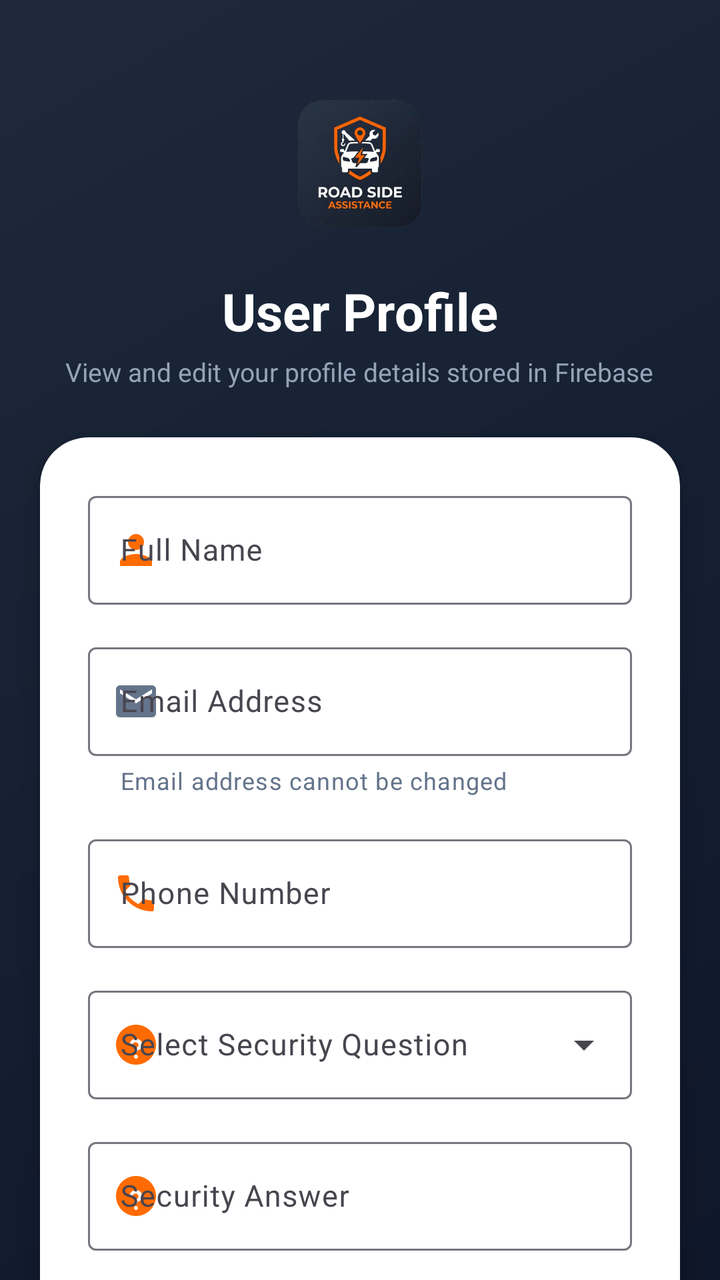
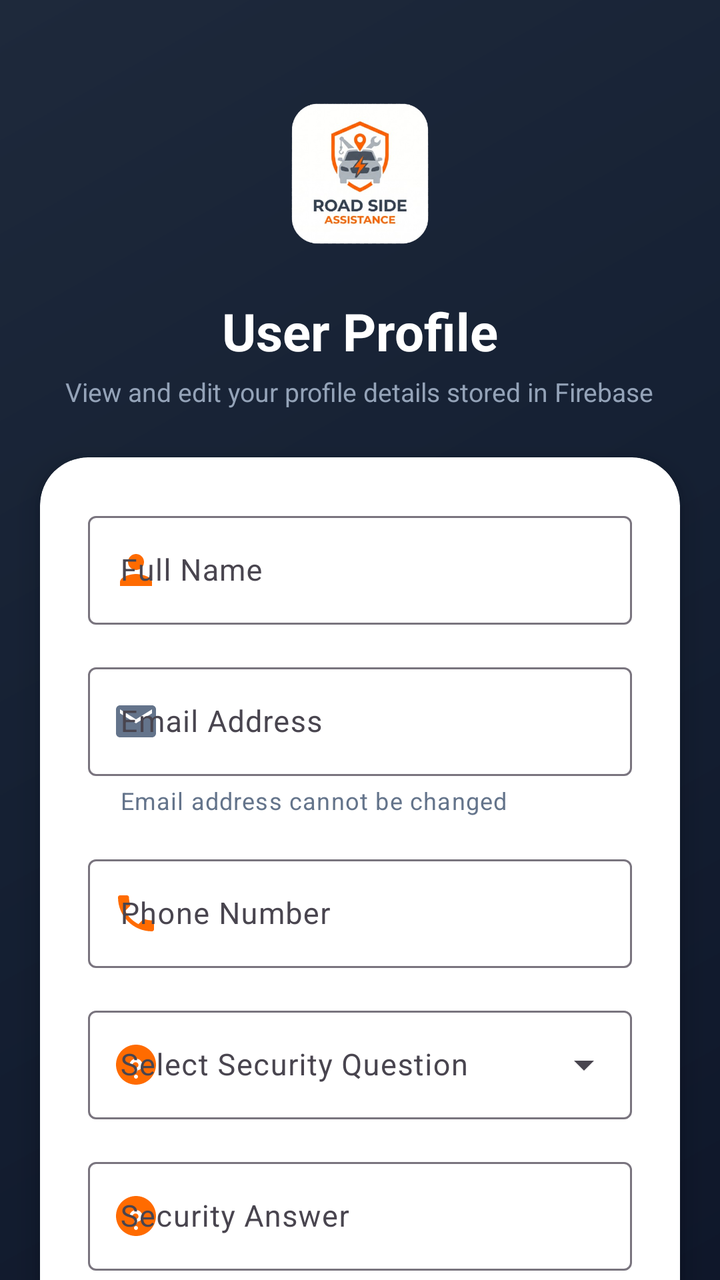

An Android layout rendered at two revisions. The XML below is the earlier revision; the diff shows what the commit changed to produce the second picture.
<!-- AndroidManifest.xml: application theme Theme.RoadSideAssistance -->
<!-- res/layout/activity_profile.xml -->
<?xml version="1.0" encoding="utf-8"?>
<androidx.coordinatorlayout.widget.CoordinatorLayout xmlns:android="http://schemas.android.com/apk/res/android"
    xmlns:app="http://schemas.android.com/apk/res-auto"
    xmlns:tools="http://schemas.android.com/tools"
    android:id="@+id/main"
    android:layout_width="match_parent"
    android:layout_height="match_parent"
    android:background="@drawable/splash_bg_gradient"
    tools:context=".ProfileActivity">

    <androidx.core.widget.NestedScrollView
        android:layout_width="match_parent"
        android:layout_height="match_parent"
        android:fillViewport="true">

        <LinearLayout
            android:layout_width="match_parent"
            android:layout_height="wrap_content"
            android:orientation="vertical"
            android:paddingBottom="32dp">

            
            <LinearLayout
                android:layout_width="match_parent"
                android:layout_height="wrap_content"
                android:gravity="center"
                android:orientation="vertical"
                android:paddingStart="24dp"
                android:paddingTop="36dp"
                android:paddingEnd="24dp"
                android:paddingBottom="20dp">

                <ImageView
                    android:id="@+id/imgLogo"
                    android:layout_width="90dp"
                    android:layout_height="90dp"
                    android:adjustViewBounds="true"
                    android:contentDescription="@string/app_name"
                    android:scaleType="fitCenter"
                    android:src="@drawable/logo" />

                <TextView
                    android:layout_width="wrap_content"
                    android:layout_height="wrap_content"
                    android:layout_marginTop="12dp"
                    android:text="User Profile"
                    android:textColor="@color/text_white"
                    android:textSize="26sp"
                    android:textStyle="bold" />

                <TextView
                    android:layout_width="wrap_content"
                    android:layout_height="wrap_content"
                    android:layout_marginTop="4dp"
                    android:gravity="center"
                    android:text="View and edit your profile details stored in Firebase"
                    android:textColor="@color/text_muted"
                    android:textSize="13sp" />

            </LinearLayout>

            
            <com.google.android.material.card.MaterialCardView
                android:layout_width="match_parent"
                android:layout_height="wrap_content"
                android:layout_marginStart="20dp"
                android:layout_marginTop="4dp"
                android:layout_marginEnd="20dp"
                android:layout_marginBottom="16dp"
                app:cardBackgroundColor="@color/card_bg"
                app:cardCornerRadius="24dp"
                app:cardElevation="8dp"
                app:strokeWidth="0dp">

                <LinearLayout
                    android:layout_width="match_parent"
                    android:layout_height="wrap_content"
                    android:orientation="vertical"
                    android:padding="24dp">

                    
                    <com.google.android.material.textfield.TextInputLayout
                        android:id="@+id/tilFullName"
                        style="@style/Widget.Material3.TextInputLayout.OutlinedBox"
                        android:layout_width="match_parent"
                        android:layout_height="wrap_content"
                        android:hint="@string/hint_full_name"
                        app:startIconDrawable="@drawable/ic_person"
                        app:startIconTint="@color/primary_orange">

                        <com.google.android.material.textfield.TextInputEditText
                            android:id="@+id/etFullName"
                            android:layout_width="match_parent"
                            android:layout_height="wrap_content"
                            android:inputType="textPersonName|textCapWords"
                            android:maxLines="1"
                            android:textSize="15sp" />

                    </com.google.android.material.textfield.TextInputLayout>

                    
                    <com.google.android.material.textfield.TextInputLayout
                        android:id="@+id/tilEmail"
                        style="@style/Widget.Material3.TextInputLayout.OutlinedBox"
                        android:layout_width="match_parent"
                        android:layout_height="wrap_content"
                        android:layout_marginTop="16dp"
                        android:hint="@string/hint_email"
                        app:helperText="Email address cannot be changed"
                        app:helperTextTextColor="@color/text_secondary"
                        app:startIconDrawable="@drawable/ic_email"
                        app:startIconTint="@color/icon_tint">

                        <com.google.android.material.textfield.TextInputEditText
                            android:id="@+id/etEmail"
                            android:layout_width="match_parent"
                            android:layout_height="wrap_content"
                            android:enabled="false"
                            android:focusable="false"
                            android:inputType="textEmailAddress"
                            android:maxLines="1"
                            android:textColor="@color/text_secondary"
                            android:textSize="15sp" />

                    </com.google.android.material.textfield.TextInputLayout>

                    
                    <com.google.android.material.textfield.TextInputLayout
                        android:id="@+id/tilPhone"
                        style="@style/Widget.Material3.TextInputLayout.OutlinedBox"
                        android:layout_width="match_parent"
                        android:layout_height="wrap_content"
                        android:layout_marginTop="16dp"
                        android:hint="@string/hint_phone"
                        app:prefixText="+91 "
                        app:startIconDrawable="@drawable/ic_phone"
                        app:startIconTint="@color/primary_orange">

                        <com.google.android.material.textfield.TextInputEditText
                            android:id="@+id/etPhone"
                            android:layout_width="match_parent"
                            android:layout_height="wrap_content"
                            android:inputType="phone"
                            android:maxLength="10"
                            android:maxLines="1"
                            android:textSize="15sp" />

                    </com.google.android.material.textfield.TextInputLayout>

                    
                    <com.google.android.material.textfield.TextInputLayout
                        android:id="@+id/tilSecurityQuestion"
                        style="@style/Widget.Material3.TextInputLayout.OutlinedBox.ExposedDropdownMenu"
                        android:layout_width="match_parent"
                        android:layout_height="wrap_content"
                        android:layout_marginTop="16dp"
                        android:hint="@string/hint_security_question"
                        app:startIconDrawable="@drawable/ic_help_question"
                        app:startIconTint="@color/primary_orange">

                        <AutoCompleteTextView
                            android:id="@+id/actvSecurityQuestion"
                            android:layout_width="match_parent"
                            android:layout_height="wrap_content"
                            android:inputType="none"
                            android:textSize="15sp" />

                    </com.google.android.material.textfield.TextInputLayout>

                    
                    <com.google.android.material.textfield.TextInputLayout
                        android:id="@+id/tilSecurityAnswer"
                        style="@style/Widget.Material3.TextInputLayout.OutlinedBox"
                        android:layout_width="match_parent"
                        android:layout_height="wrap_content"
                        android:layout_marginTop="16dp"
                        android:hint="@string/hint_security_answer"
                        app:startIconDrawable="@drawable/ic_help_question"
                        app:startIconTint="@color/primary_orange">

                        <com.google.android.material.textfield.TextInputEditText
                            android:id="@+id/etSecurityAnswer"
                            android:layout_width="match_parent"
                            android:layout_height="wrap_content"
                            android:inputType="text"
                            android:maxLines="1"
                            android:textSize="15sp" />

                    </com.google.android.material.textfield.TextInputLayout>

                    
                    <com.google.android.material.button.MaterialButton
                        android:id="@+id/btnSaveProfile"
                        android:layout_width="match_parent"
                        android:layout_height="54dp"
                        android:layout_marginTop="24dp"
                        android:backgroundTint="@color/primary_orange"
                        android:text="Save Changes"
                        android:textColor="@color/text_white"
                        android:textSize="16sp"
                        android:textStyle="bold"
                        app:cornerRadius="12dp" />

                    
                    <ProgressBar
                        android:id="@+id/progressBar"
                        android:layout_width="wrap_content"
                        android:layout_height="wrap_content"
                        android:layout_gravity="center"
                        android:layout_marginTop="16dp"
                        android:indeterminateTint="@color/primary_orange"
                        android:visibility="gone" />

                    
                    <TextView
                        android:id="@+id/tvBackToMain"
                        android:layout_width="wrap_content"
                        android:layout_height="wrap_content"
                        android:layout_gravity="center"
                        android:layout_marginTop="20dp"
                        android:padding="8dp"
                        android:text="Back to Dashboard"
                        android:textColor="@color/text_secondary"
                        android:textSize="14sp" />

                </LinearLayout>

            </com.google.android.material.card.MaterialCardView>

        </LinearLayout>

    </androidx.core.widget.NestedScrollView>

</androidx.coordinatorlayout.widget.CoordinatorLayout>
<!-- resources referenced by this layout -->
<resources>
  <color name="card_bg">#FFFFFF</color>
  <color name="icon_tint">#64748B</color>
  <color name="primary_orange">#FF6B00</color>
  <color name="text_muted">#94A3B8</color>
  <color name="text_secondary">#64748B</color>
  <color name="text_white">#FFFFFF</color>
  <!-- drawable ic_email (drawable) -->
  <vector xmlns:android="http://schemas.android.com/apk/res/android"
      android:width="24dp"
      android:height="24dp"
      android:viewportWidth="24"
      android:viewportHeight="24">
    <path
        android:fillColor="@color/icon_tint"
        android:pathData="M20,4H4c-1.1,0 -1.99,0.9 -1.99,2L2,18c0,1.1 0.9,2 2,2h16c1.1,0 2,-0.9 2,-2V6c0,-1.1 -0.9,-2 -2,-2zM20,8l-8,5 -8,-5V6l8,5 8,-5v2z"/>
  </vector>
  <!-- drawable ic_help_question (drawable) -->
  <vector xmlns:android="http://schemas.android.com/apk/res/android"
      android:width="24dp"
      android:height="24dp"
      android:viewportWidth="24"
      android:viewportHeight="24">
    <path
        android:fillColor="@color/icon_tint"
        android:pathData="M12,2C6.48,2 2,6.48 2,12s4.48,10 10,10 10,-4.48 10,-10S17.52,2 12,2zM12,19c-0.55,0 -1,-0.45 -1,-1s0.45,-1 1,-1 1,0.45 1,1 -0.45,1 -1,1zM13.07,14.75c-0.42,0.26 -0.57,0.48 -0.57,0.96h-1.5v-0.34c0,-0.83 0.43,-1.3 1.07,-1.69 0.63,-0.38 1.18,-0.74 1.18,-1.43 0,-0.83 -0.67,-1.5 -1.5,-1.5s-1.5,0.67 -1.5,1.5H8.75c0,-1.79 1.46,-3.25 3.25,-3.25s3.25,1.46 3.25,3.25c0,1.26 -0.84,1.86 -1.68,2.37z"/>
  </vector>
  <!-- drawable ic_person (drawable) -->
  <vector xmlns:android="http://schemas.android.com/apk/res/android"
      android:width="24dp"
      android:height="24dp"
      android:viewportWidth="24"
      android:viewportHeight="24">
    <path
        android:fillColor="@color/icon_tint"
        android:pathData="M12,12c2.21,0 4,-1.79 4,-4s-1.79,-4 -4,-4 -4,1.79 -4,4 1.79,4 4,4zM12,14c-2.67,0 -8,1.34 -8,4v2h16v-2c0,-2.66 -5.33,-4 -8,-4z"/>
  </vector>
  <!-- drawable ic_phone (drawable) -->
  <vector xmlns:android="http://schemas.android.com/apk/res/android"
      android:width="24dp"
      android:height="24dp"
      android:viewportWidth="24"
      android:viewportHeight="24">
    <path
        android:fillColor="@color/icon_tint"
        android:pathData="M6.62,10.79c1.44,2.83 3.76,5.14 6.59,6.59l2.2,-2.2c0.27,-0.27 0.67,-0.36 1.02,-0.24 1.12,0.37 2.33,0.57 3.57,0.57 0.55,0 1,0.45 1,1V20c0,0.55 -0.45,1 -1,1-9.39,0 -17,-7.61 -17,-17 0,-0.55 0.45,-1 1,-1h3.5c0.55,0 1,0.45 1,1 0,1.25 0.2,2.45 0.57,3.57 0.11,0.35 0.03,0.74 -0.25,1.02l-2.2,2.2z"/>
  </vector>
  <!-- drawable logo: png bitmap (drawable, 157854 bytes) -->
  <!-- drawable splash_bg_gradient (drawable) -->
  <?xml version="1.0" encoding="utf-8"?>
  <shape xmlns:android="http://schemas.android.com/apk/res/android"
      android:shape="rectangle">
      <gradient
          android:angle="135"
          android:startColor="@color/splash_bg_start"
          android:centerColor="#152033"
          android:endColor="@color/splash_bg_end"
          android:type="linear" />
  </shape>
  <string name="app_name">Roadside Assistance</string>
  <string name="hint_email">Email Address</string>
  <string name="hint_full_name">Full Name</string>
  <string name="hint_phone">Phone Number</string>
  <string name="hint_security_answer">Security Answer</string>
  <string name="hint_security_question">Select Security Question</string>
  <style name="Theme.RoadSideAssistance" parent="Base.Theme.RoadSideAssistance" />
  <color name="splash_bg_start">#0F172A</color>
  <color name="splash_bg_end">#1E293B</color>
  <style name="Base.Theme.RoadSideAssistance" parent="Theme.Material3.DayNight.NoActionBar">
          
          
      </style>
</resources>

<!-- the commit's change to res/layout/activity_profile.xml (unified diff, before → after) -->
@@ -32,12 +32,12 @@
 
                 <ImageView
                     android:id="@+id/imgLogo"
-                    android:layout_width="90dp"
-                    android:layout_height="90dp"
+                    android:layout_width="100dp"
+                    android:layout_height="100dp"
                     android:adjustViewBounds="true"
                     android:contentDescription="@string/app_name"
                     android:scaleType="fitCenter"
-                    android:src="@drawable/logo" />
+                    android:src="@drawable/logo_new" />
 
                 <TextView
                     android:layout_width="wrap_content"
<!-- resource entries referenced after the edit -->
@@ -46,7 +46,7 @@
         android:fillColor="@color/icon_tint"
         android:pathData="M6.62,10.79c1.44,2.83 3.76,5.14 6.59,6.59l2.2,-2.2c0.27,-0.27 0.67,-0.36 1.02,-0.24 1.12,0.37 2.33,0.57 3.57,0.57 0.55,0 1,0.45 1,1V20c0,0.55 -0.45,1 -1,1-9.39,0 -17,-7.61 -17,-17 0,-0.55 0.45,-1 1,-1h3.5c0.55,0 1,0.45 1,1 0,1.25 0.2,2.45 0.57,3.57 0.11,0.35 0.03,0.74 -0.25,1.02l-2.2,2.2z"/>
   </vector>
-  <!-- drawable logo: png bitmap (drawable, 157854 bytes) -->
+  <!-- drawable logo_new: png bitmap (drawable, 132657 bytes) -->
   <!-- drawable splash_bg_gradient (drawable) -->
   <?xml version="1.0" encoding="utf-8"?>
   <shape xmlns:android="http://schemas.android.com/apk/res/android"
